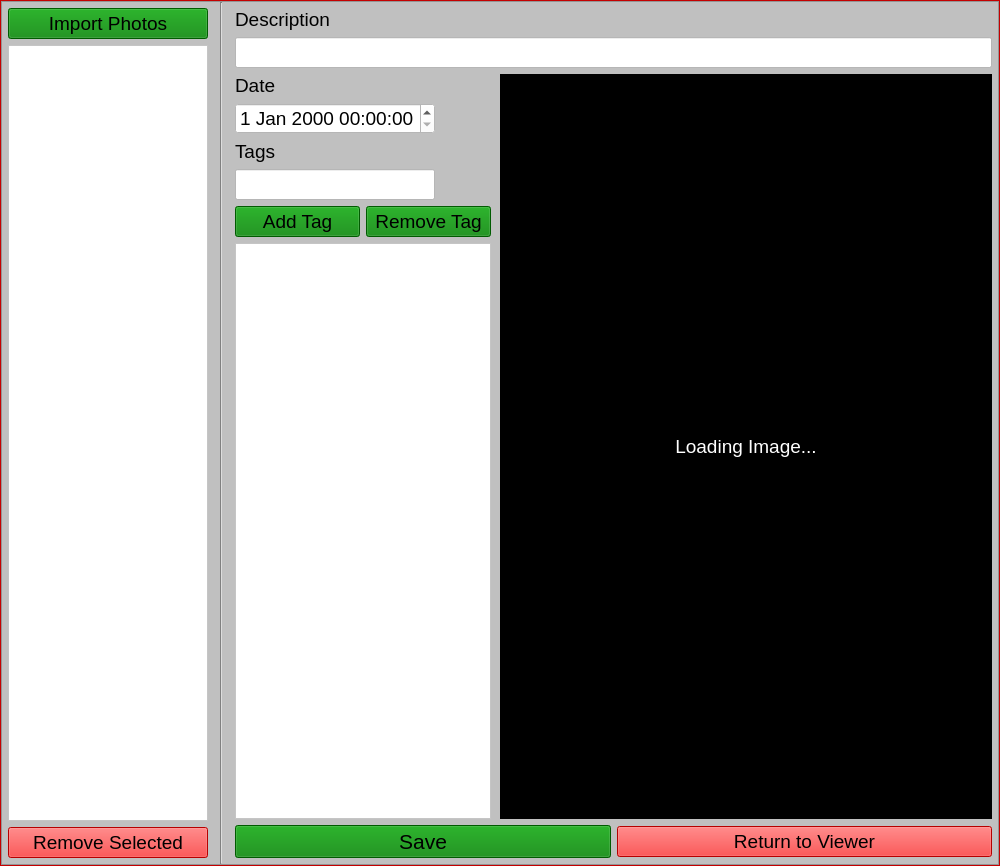
This is DigiAlbum/mainwindow.ui in Turku25/Thumb-Album as Qt 5 draws it before an edit. The edited form follows.
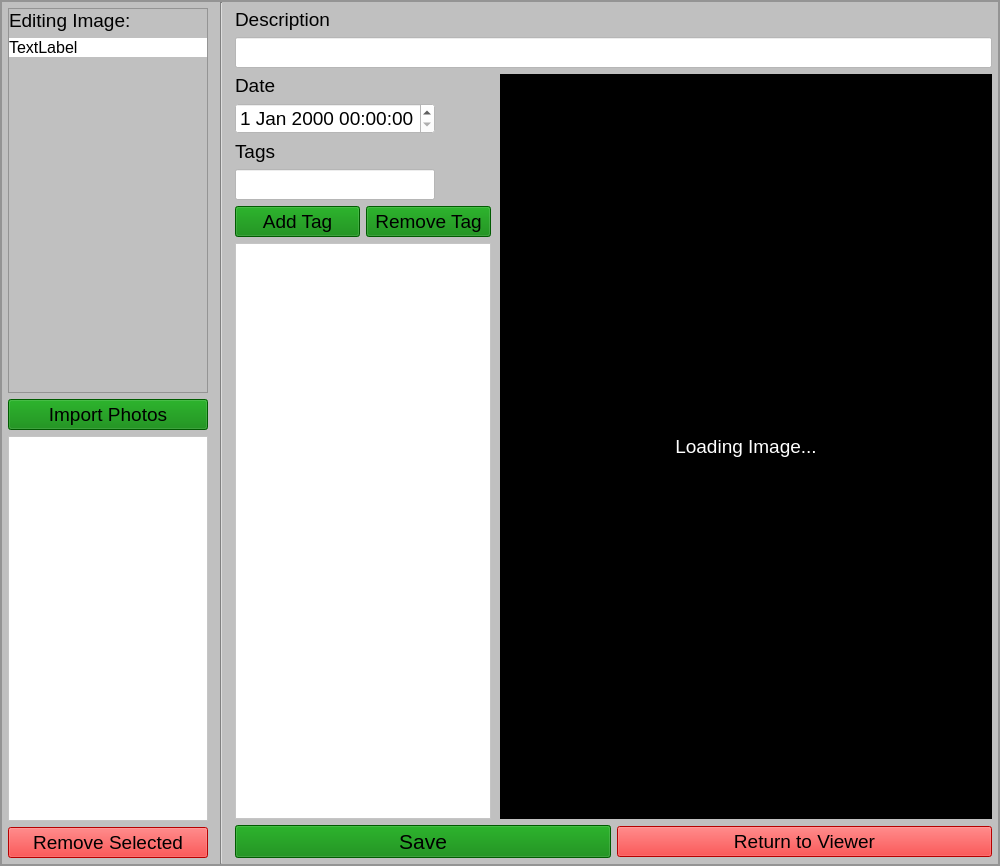
This is the edited form. The open tabs and pages were chosen to show the change.

Diff of the .ui file:
```diff
--- a/DigiAlbum/mainwindow.ui
+++ b/DigiAlbum/mainwindow.ui
@@ -16,11 +16,17 @@
     <verstretch>0</verstretch>
    </sizepolicy>
   </property>
+  <property name="minimumSize">
+   <size>
+    <width>0</width>
+    <height>0</height>
+   </size>
+  </property>
   <property name="windowTitle">
    <string>MainWindow</string>
   </property>
   <property name="styleSheet">
-   <string notr="true">background: red;</string>
+   <string notr="true">background: silver;</string>
   </property>
   <widget class="QWidget" name="centralWidget">
    <property name="sizePolicy">
@@ -611,6 +617,88 @@
                 <property name="bottomMargin">
                  <number>6</number>
                 </property>
+                <item>
+                 <widget class="QFrame" name="editFrame">
+                  <property name="minimumSize">
+                   <size>
+                    <width>0</width>
+                    <height>0</height>
+                   </size>
+                  </property>
+                  <property name="frameShape">
+                   <enum>QFrame::StyledPanel</enum>
+                  </property>
+                  <property name="frameShadow">
+                   <enum>QFrame::Raised</enum>
+                  </property>
+                  <layout class="QVBoxLayout" name="verticalLayout_5">
+                   <property name="leftMargin">
+                    <number>0</number>
+                   </property>
+                   <property name="topMargin">
+                    <number>0</number>
+                   </property>
+                   <property name="rightMargin">
+                    <number>0</number>
+                   </property>
+                   <property name="bottomMargin">
+                    <number>0</number>
+                   </property>
+                   <item>
+                    <widget class="QLabel" name="editLabel">
+                     <property name="maximumSize">
+                      <size>
+                       <width>200</width>
+                       <height>25</height>
+                      </size>
+                     </property>
+                     <property name="font">
+                      <font>
+                       <pointsize>14</pointsize>
+                      </font>
+                     </property>
+                     <property name="text">
+                      <string>Editing Image:</string>
+                     </property>
+                    </widget>
+                   </item>
+                   <item>
+                    <widget class="QLabel" name="editFileLabel">
+                     <property name="maximumSize">
+                      <size>
+                       <width>200</width>
+                       <height>25</height>
+                      </size>
+                     </property>
+                     <property name="font">
+                      <font>
+                       <pointsize>12</pointsize>
+                      </font>
+                     </property>
+                     <property name="styleSheet">
+                      <string notr="true">background: white</string>
+                     </property>
+                     <property name="text">
+                      <string>TextLabel</string>
+                     </property>
+                    </widget>
+                   </item>
+                   <item>
+                    <spacer name="verticalSpacer_3">
+                     <property name="orientation">
+                      <enum>Qt::Vertical</enum>
+                     </property>
+                     <property name="sizeHint" stdset="0">
+                      <size>
+                       <width>20</width>
+                       <height>40</height>
+                      </size>
+                     </property>
+                    </spacer>
+                   </item>
+                  </layout>
+                 </widget>
+                </item>
                 <item>
                  <widget class="QPushButton" name="importButton">
                   <property name="maximumSize">
```
Left out of the diff: 71 changed lines with no effect on the pictures.
